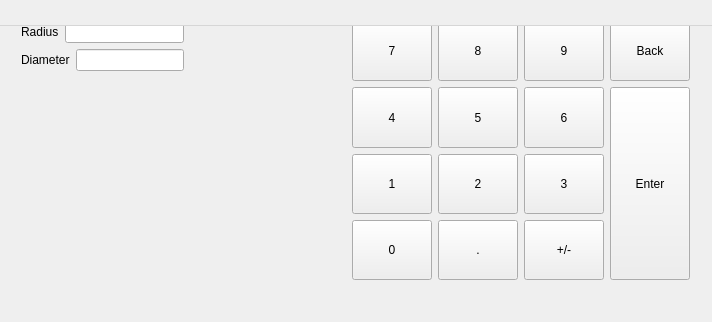
Old version of the form src/setpos.ui in the repository hjliaw/Candle-lathe.
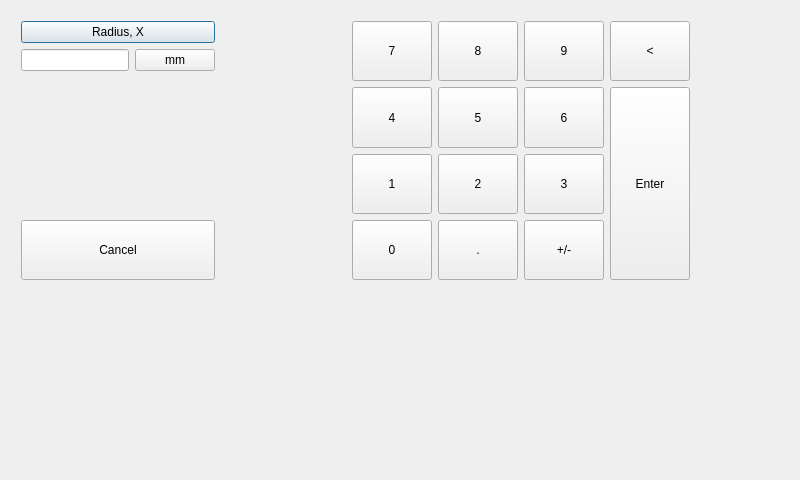
New version of the form.

Commit message: polishing set position ui

What changed in the file:
```diff
--- a/src/setpos.ui
+++ b/src/setpos.ui
@@ -6,8 +6,8 @@
    <rect>
     <x>0</x>
     <y>0</y>
-    <width>712</width>
-    <height>322</height>
+    <width>800</width>
+    <height>480</height>
    </rect>
   </property>
   <property name="windowTitle">
@@ -18,8 +18,8 @@
     <rect>
      <x>0</x>
      <y>0</y>
-     <width>711</width>
-     <height>301</height>
+     <width>720</width>
+     <height>460</height>
     </rect>
    </property>
    <widget class="QWidget" name="layoutWidget">
@@ -34,20 +34,17 @@
     <layout class="QHBoxLayout" name="horizontalLayout_3">
      <item>
       <layout class="QVBoxLayout" name="verticalLayout">
+       <item>
+        <widget class="QPushButton" name="pushButtonMode">
+         <property name="text">
+          <string>Radius, X</string>
+         </property>
+        </widget>
+       </item>
        <item>
         <layout class="QHBoxLayout" name="horizontalLayout">
          <item>
-          <widget class="QLabel" name="labelRadius">
-           <property name="text">
-            <string>Radius</string>
-           </property>
-           <property name="textFormat">
-            <enum>Qt::PlainText</enum>
-           </property>
-          </widget>
-         </item>
-         <item>
-          <widget class="QLineEdit" name="lineEditRadius">
+          <widget class="QLineEdit" name="lineEditPosition">
            <property name="minimumSize">
             <size>
              <width>100</width>
@@ -56,24 +53,10 @@
            </property>
           </widget>
          </item>
-        </layout>
-       </item>
-       <item>
-        <layout class="QHBoxLayout" name="horizontalLayout_2">
          <item>
-          <widget class="QLabel" name="labelDiameter">
+          <widget class="QPushButton" name="pushButtonUnit">
            <property name="text">
-            <string>Diameter</string>
-           </property>
-          </widget>
-         </item>
-         <item>
-          <widget class="QLineEdit" name="lineEditDiameter">
-           <property name="minimumSize">
-            <size>
-             <width>100</width>
-             <height>0</height>
-            </size>
+            <string>mm</string>
            </property>
           </widget>
          </item>
@@ -92,6 +75,19 @@
          </property>
         </spacer>
        </item>
+       <item>
+        <widget class="QPushButton" name="pushButtonCancel">
+         <property name="minimumSize">
+          <size>
+           <width>0</width>
+           <height>60</height>
+          </size>
+         </property>
+         <property name="text">
+          <string>Cancel</string>
+         </property>
+        </widget>
+       </item>
       </layout>
      </item>
      <item>
@@ -400,7 +396,7 @@
           <enum>Qt::NoFocus</enum>
          </property>
          <property name="text">
-          <string>Back</string>
+          <string>&lt;</string>
          </property>
         </widget>
        </item>
@@ -431,16 +427,6 @@
     </layout>
    </widget>
   </widget>
-  <widget class="QMenuBar" name="menuBar">
-   <property name="geometry">
-    <rect>
-     <x>0</x>
-     <y>0</y>
-     <width>787</width>
-     <height>26</height>
-    </rect>
-   </property>
-  </widget>
   <widget class="QToolBar" name="mainToolBar">
    <property name="geometry">
     <rect>
```
The commit also changes 3 other files.
